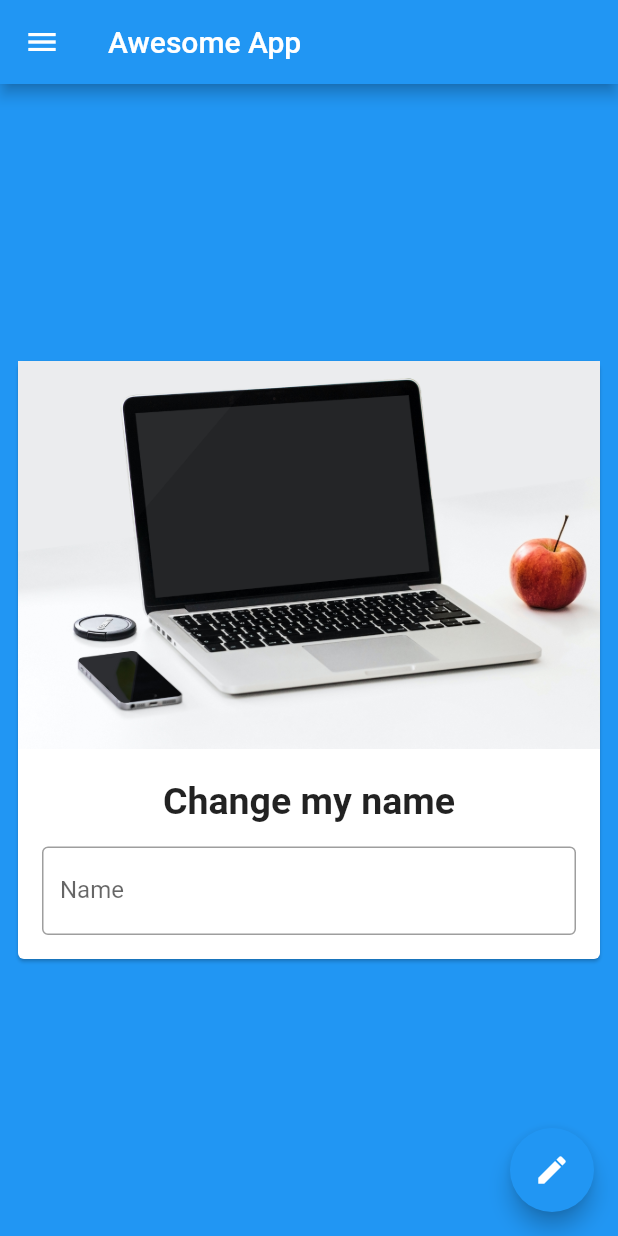
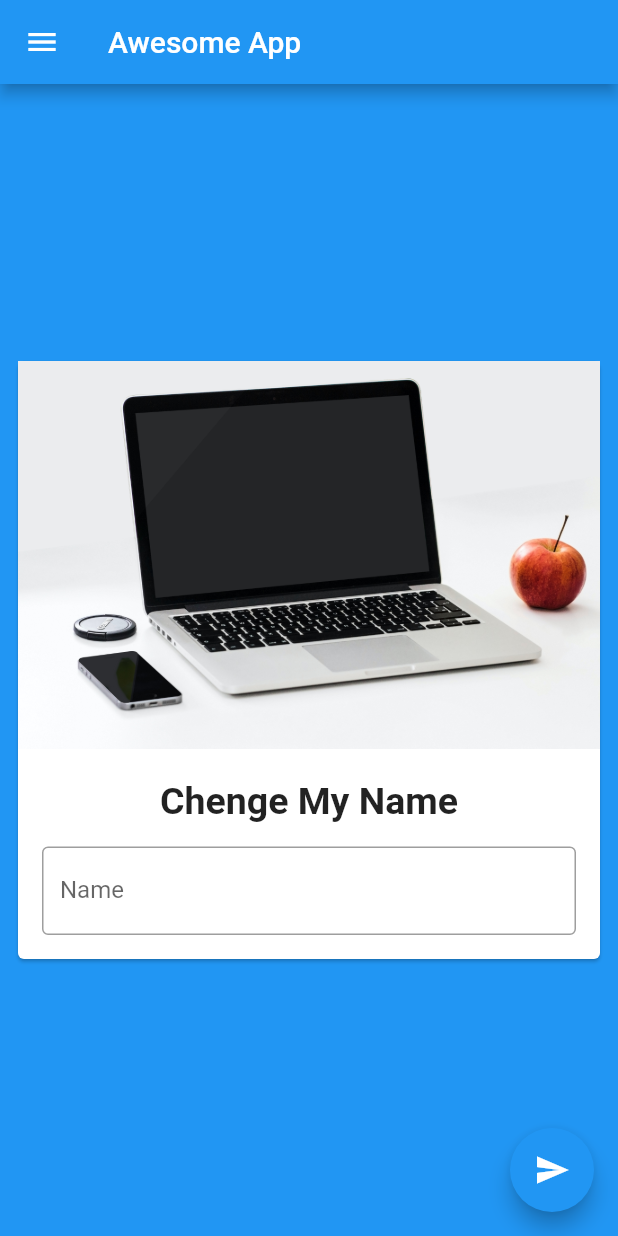
Before and after one commit to zubairbhuian/flutter-app, a Flutter app: the screen it shows after launch, on a phone screen of 412 x 824 dp. Run offline on Flutter 3.47's test engine with Material 2 defaults, Android fonts, the phone set to English and light mode, and no system bars.

Commit message:
flutter11.8

```diff
--- a/lib/main.dart
+++ b/lib/main.dart
@@ -8,9 +8,16 @@ void main() {
   ));
 }
 
-class HomePage extends StatelessWidget {
+class HomePage extends StatefulWidget {
   const HomePage({Key? key}) : super(key: key);
 
+  @override
+  State<HomePage> createState() => _HomePageState();
+}
+
+class _HomePageState extends State<HomePage> {
+  var myText = "Chenge My Name";
+  TextEditingController _nameController = TextEditingController();
   @override
   Widget build(BuildContext context) {
     return Scaffold(
@@ -21,14 +28,13 @@ class HomePage extends StatelessWidget {
       drawer: Drawer(
         child: ListView(
           padding: const EdgeInsets.all(0),
-          children:[
+          children: [
             const UserAccountsDrawerHeader(
                 accountName: Text('Zubair'),
                 accountEmail: Text('bhuian@gmail.com'),
-               currentAccountPicture:CircleAvatar(
-                 backgroundImage: NetworkImage("https://scontent.fdac80-1.fna.fbcdn.net/v/t1.6435-9/123042841_945908579151890_6246602248743437967_n.jpg?_nc_cat=109&ccb=1-5&_nc_sid=09cbfe&_nc_eui2=AeE_H0d-mH39OysN5a0qVKJzONjtsS8E12I42O2xLwTXYuSdhNRxWIyj59WjUrCCHZGS3F2ibpUTzwGM7PXONha2&_nc_ohc=wlDNajBViV4AX9hkHAJ&tn=awbMQwkPTCWm_hVB&_nc_ht=scontent.fdac80-1.fna&oh=00_AT9-DcYPAUolZ_mU1O1dSHiE4PIHNRhjE0rLNo2tOwbNaw&oe=622ADFEB")
-                 )
-              ),
+                currentAccountPicture: CircleAvatar(
+                    backgroundImage: NetworkImage(
+                        "https://scontent.fdac80-1.fna.fbcdn.net/v/t1.6435-9/123042841_945908579151890_6246602248743437967_n.jpg?_nc_cat=109&ccb=1-5&_nc_sid=09cbfe&_nc_eui2=AeE_H0d-mH39OysN5a0qVKJzONjtsS8E12I42O2xLwTXYuSdhNRxWIyj59WjUrCCHZGS3F2ibpUTzwGM7PXONha2&_nc_ohc=wlDNajBViV4AX9hkHAJ&tn=awbMQwkPTCWm_hVB&_nc_ht=scontent.fdac80-1.fna&oh=00_AT9-DcYPAUolZ_mU1O1dSHiE4PIHNRhjE0rLNo2tOwbNaw&oe=622ADFEB"))),
             ListTile(
                 leading: const Icon(Icons.person),
                 title: const Text('Bhuian'),
@@ -50,36 +56,40 @@ class HomePage extends StatelessWidget {
           padding: const EdgeInsets.all(8.0),
           child: SingleChildScrollView(
             child: Card(
-              child: Column(
-                children: [
+              child: Column(children: [
                 Image.asset(
                   "assets/one.jpg",
                 ),
                 const SizedBox(
                   height: 20,
                 ),
-                const Text(
-                  "Change my name",
-                  style:TextStyle(fontSize: 25,fontWeight:FontWeight.bold),
-
+                Text(
+                  myText,
+                  style: const TextStyle(
+                      fontSize: 25, fontWeight: FontWeight.bold),
                 ),
-                const Padding(
-                  padding:EdgeInsets.all(16),
-                  child:  TextField(
-                    decoration: InputDecoration(
-                      border:OutlineInputBorder(),
-                      hintText: "Enter Some Text",labelText: "Name"),
-                  )
-                )
+                Padding(
+                    padding: const EdgeInsets.all(16),
+                    child: TextField(
+                      controller: _nameController,
+                      decoration: const InputDecoration(
+                          border: OutlineInputBorder(),
+                          hintText: "Enter Some Text",
+                          labelText: "Name"),
+                    ))
               ]),
-
             ),
           ),
         ),
       ),
       floatingActionButton: FloatingActionButton(
-        onPressed: () {},
-        child: const Icon(Icons.edit),
+        onPressed: () {
+          myText = _nameController.text;
+          setState(() {
+
+          });
+        },
+        child: const Icon(Icons.send),
       ),
       floatingActionButtonLocation: FloatingActionButtonLocation.endFloat,
     );
```
Also changed, not shown: images/demo4.png (added), 1 other file. Lines whose indentation alone changed are shown as unchanged.
